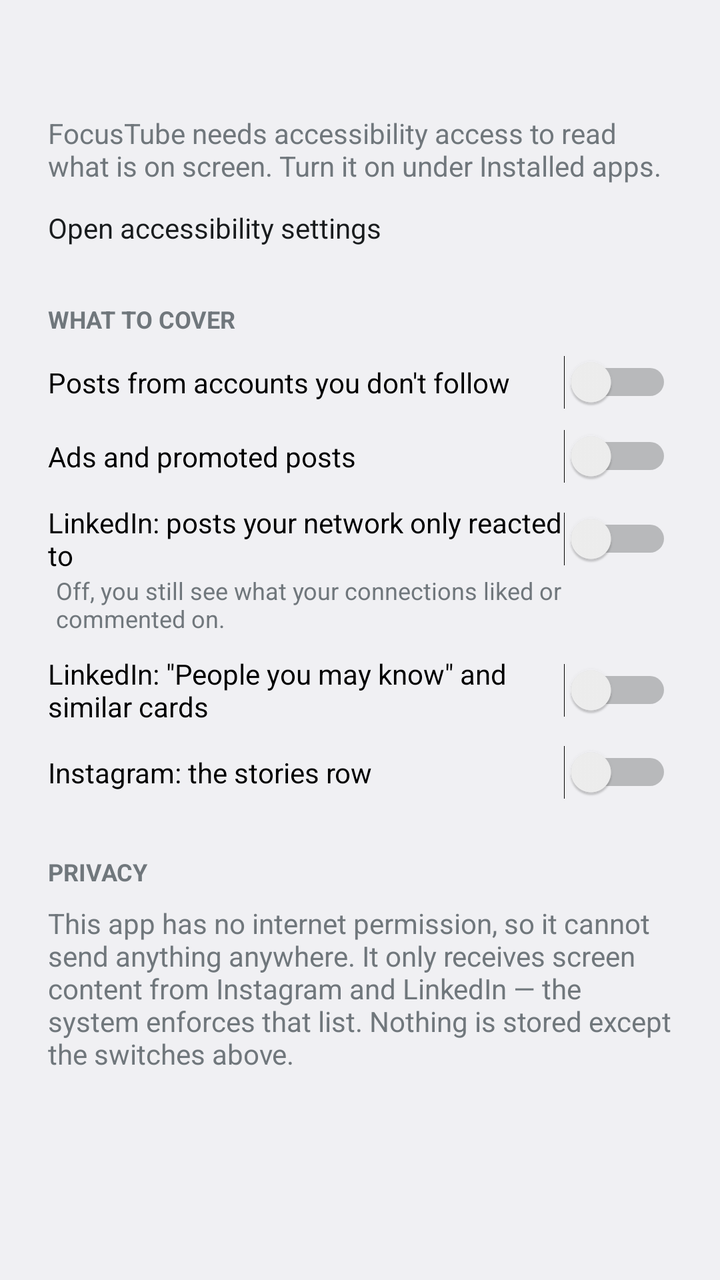
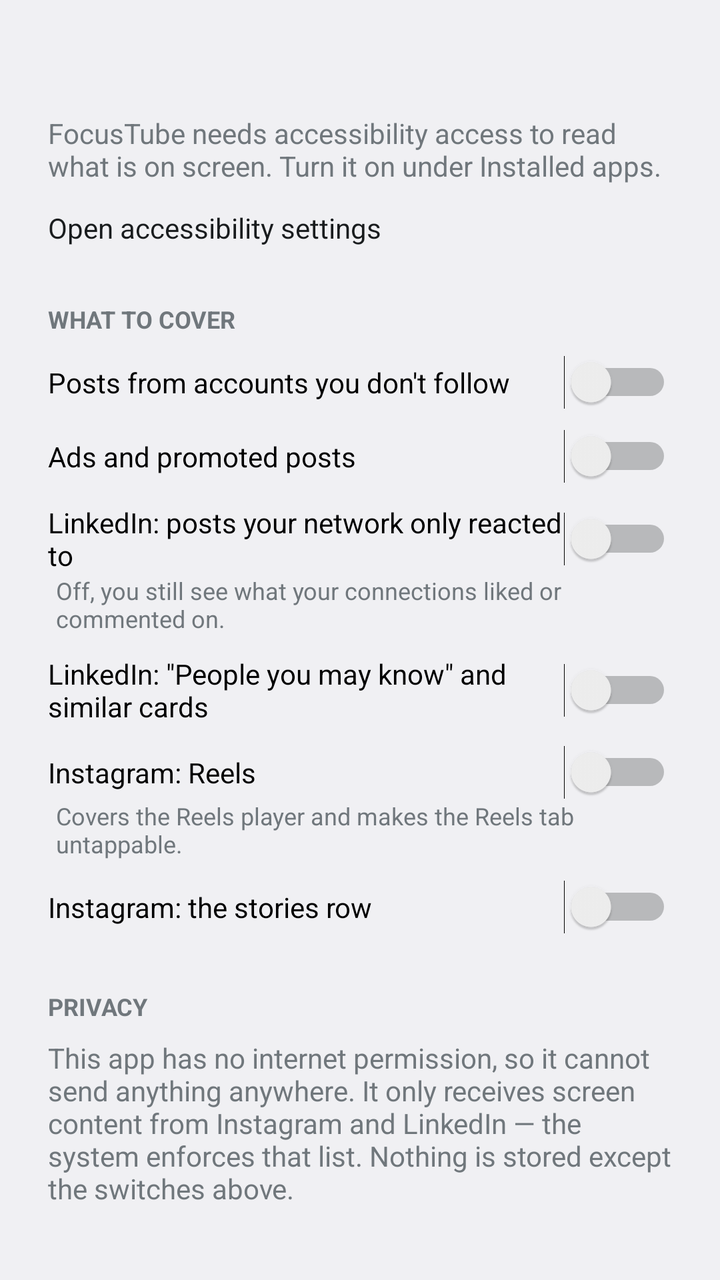

An Android layout rendered at two revisions. The XML below is the earlier revision; the diff shows what the commit changed to produce the second picture.
<!-- AndroidManifest.xml: application theme Theme.FocusTube -->
<!-- res/layout/activity_main.xml -->
<?xml version="1.0" encoding="utf-8"?>
<ScrollView xmlns:android="http://schemas.android.com/apk/res/android"
    android:layout_width="match_parent"
    android:layout_height="match_parent"
    android:fillViewport="true">

    <LinearLayout
        android:layout_width="match_parent"
        android:layout_height="wrap_content"
        android:orientation="vertical"
        android:padding="24dp">

        <TextView
            android:id="@+id/status"
            android:layout_width="match_parent"
            android:layout_height="wrap_content"
            android:textSize="20sp"
            android:textStyle="bold"
            tools:ignore="MissingConstraints"
            xmlns:tools="http://schemas.android.com/tools" />

        <TextView
            android:id="@+id/statusHint"
            android:layout_width="match_parent"
            android:layout_height="wrap_content"
            android:layout_marginTop="6dp"
            android:text="@string/status_off_hint"
            android:textSize="14sp" />

        <Button
            android:id="@+id/openSettings"
            android:layout_width="wrap_content"
            android:layout_height="wrap_content"
            android:layout_marginTop="12dp"
            android:text="@string/open_settings" />

        <TextView
            android:layout_width="match_parent"
            android:layout_height="wrap_content"
            android:layout_marginTop="28dp"
            android:text="@string/section_what"
            android:textAllCaps="true"
            android:textSize="12sp"
            android:textStyle="bold" />

        <Switch
            android:id="@+id/optSuggested"
            android:layout_width="match_parent"
            android:layout_height="wrap_content"
            android:layout_marginTop="10dp"
            android:text="@string/opt_suggested" />

        <Switch
            android:id="@+id/optPromoted"
            android:layout_width="match_parent"
            android:layout_height="wrap_content"
            android:layout_marginTop="10dp"
            android:text="@string/opt_promoted" />

        <Switch
            android:id="@+id/optActivity"
            android:layout_width="match_parent"
            android:layout_height="wrap_content"
            android:layout_marginTop="10dp"
            android:text="@string/opt_activity" />

        <TextView
            android:layout_width="match_parent"
            android:layout_height="wrap_content"
            android:layout_marginStart="4dp"
            android:text="@string/opt_activity_sub"
            android:textSize="12sp" />

        <Switch
            android:id="@+id/optModules"
            android:layout_width="match_parent"
            android:layout_height="wrap_content"
            android:layout_marginTop="10dp"
            android:text="@string/opt_modules" />

        <Switch
            android:id="@+id/optStories"
            android:layout_width="match_parent"
            android:layout_height="wrap_content"
            android:layout_marginTop="10dp"
            android:text="@string/opt_stories" />

        <TextView
            android:layout_width="match_parent"
            android:layout_height="wrap_content"
            android:layout_marginTop="28dp"
            android:text="@string/section_privacy"
            android:textAllCaps="true"
            android:textSize="12sp"
            android:textStyle="bold" />

        <TextView
            android:layout_width="match_parent"
            android:layout_height="wrap_content"
            android:layout_marginTop="8dp"
            android:text="@string/privacy_body"
            android:textSize="14sp" />
    </LinearLayout>
</ScrollView>
<!-- resources referenced by this layout -->
<resources>
  <string name="open_settings">Open accessibility settings</string>
  <string name="opt_activity">LinkedIn: posts your network only reacted to</string>
  <string name="opt_activity_sub">Off, you still see what your connections liked or commented on.</string>
  <string name="opt_modules">LinkedIn: \"People you may know\" and similar cards</string>
  <string name="opt_promoted">Ads and promoted posts</string>
  <string name="opt_stories">Instagram: the stories row</string>
  <string name="opt_suggested">Posts from accounts you don\'t follow</string>
  <string name="privacy_body">This app has no internet permission, so it cannot send anything anywhere. It only receives screen content from Instagram and LinkedIn — the system enforces that list. Nothing is stored except the switches above.</string>
  <string name="section_privacy">Privacy</string>
  <string name="section_what">What to cover</string>
  <string name="status_off_hint">FocusTube needs accessibility access to read what is on screen. Turn it on under Installed apps.</string>
  <style name="Theme.FocusTube" parent="@android:style/Theme.DeviceDefault.Light.NoActionBar">
          <item name="android:colorAccent">@color/accent</item>
          <item name="android:colorPrimary">@color/accent</item>
      </style>
  <color name="accent">#00964F</color>
</resources>

<!-- the commit's change to res/layout/activity_main.xml (unified diff, before → after) -->
@@ -79,6 +79,20 @@
             android:text="@string/opt_modules" />
 
         <Switch
+            android:id="@+id/optReels"
+            android:layout_width="match_parent"
+            android:layout_height="wrap_content"
+            android:layout_marginTop="10dp"
+            android:text="@string/opt_reels" />
+
+        <TextView
+            android:layout_width="match_parent"
+            android:layout_height="wrap_content"
+            android:layout_marginStart="4dp"
+            android:text="@string/opt_reels_sub"
+            android:textSize="12sp" />
+
+        <Switch
             android:id="@+id/optStories"
             android:layout_width="match_parent"
             android:layout_height="wrap_content"
<!-- resource entries referenced after the edit -->
@@ -5,6 +5,8 @@
   <string name="opt_activity_sub">Off, you still see what your connections liked or commented on.</string>
   <string name="opt_modules">LinkedIn: \"People you may know\" and similar cards</string>
   <string name="opt_promoted">Ads and promoted posts</string>
+  <string name="opt_reels">Instagram: Reels</string>
+  <string name="opt_reels_sub">Covers the Reels player and makes the Reels tab untappable.</string>
   <string name="opt_stories">Instagram: the stories row</string>
   <string name="opt_suggested">Posts from accounts you don\'t follow</string>
   <string name="privacy_body">This app has no internet permission, so it cannot send anything anywhere. It only receives screen content from Instagram and LinkedIn — the system enforces that list. Nothing is stored except the switches above.</string>
